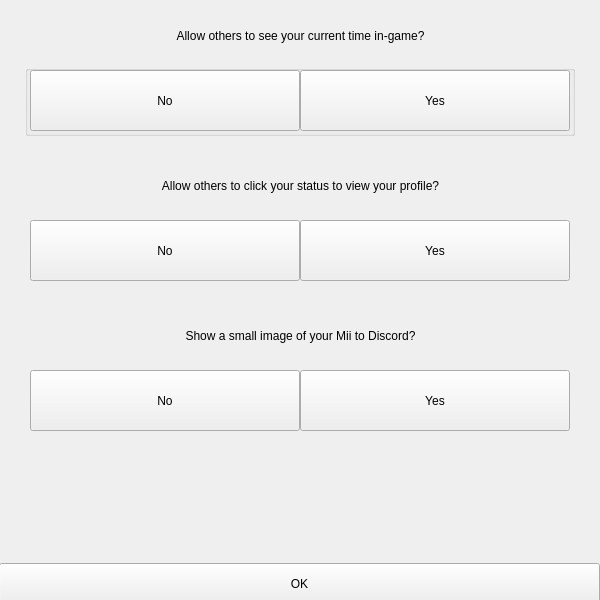
Old version of the form client/layout/mainwindow.ui in the repository MCMi460/3DS-RPC.
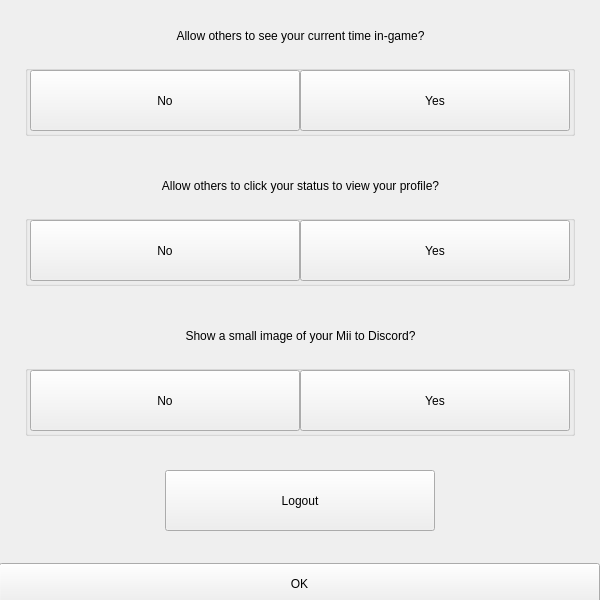
New version of the form.

Commit message: Add logout button

```diff
--- a/client/layout/mainwindow.ui
+++ b/client/layout/mainwindow.ui
@@ -528,6 +528,50 @@
       <string/>
      </property>
     </widget>
+    <widget class="QPushButton" name="okButtonLogout">
+     <property name="geometry">
+      <rect>
+       <x>165</x>
+       <y>470</y>
+       <width>270</width>
+       <height>61</height>
+      </rect>
+     </property>
+     <property name="cursor">
+      <cursorShape>PointingHandCursor</cursorShape>
+     </property>
+     <property name="text">
+      <string>Logout</string>
+     </property>
+    </widget>
+    <widget class="QGroupBox" name="showProfileButton">
+     <property name="geometry">
+      <rect>
+       <x>25</x>
+       <y>215</y>
+       <width>550</width>
+       <height>71</height>
+      </rect>
+     </property>
+     <property name="title">
+      <string/>
+     </property>
+    </widget>
+    <widget class="QGroupBox" name="showSmallImage">
+     <property name="geometry">
+      <rect>
+       <x>25</x>
+       <y>365</y>
+       <width>550</width>
+       <height>71</height>
+      </rect>
+     </property>
+     <property name="title">
+      <string/>
+     </property>
+    </widget>
+    <zorder>showSmallImage</zorder>
+    <zorder>showProfileButton</zorder>
     <zorder>showElapsed</zorder>
     <zorder>okButton</zorder>
     <zorder>showElapsedOff</zorder>
```
Left out of the diff: 1 changed line with no effect on the pictures. The commit also changes 3 other files.
